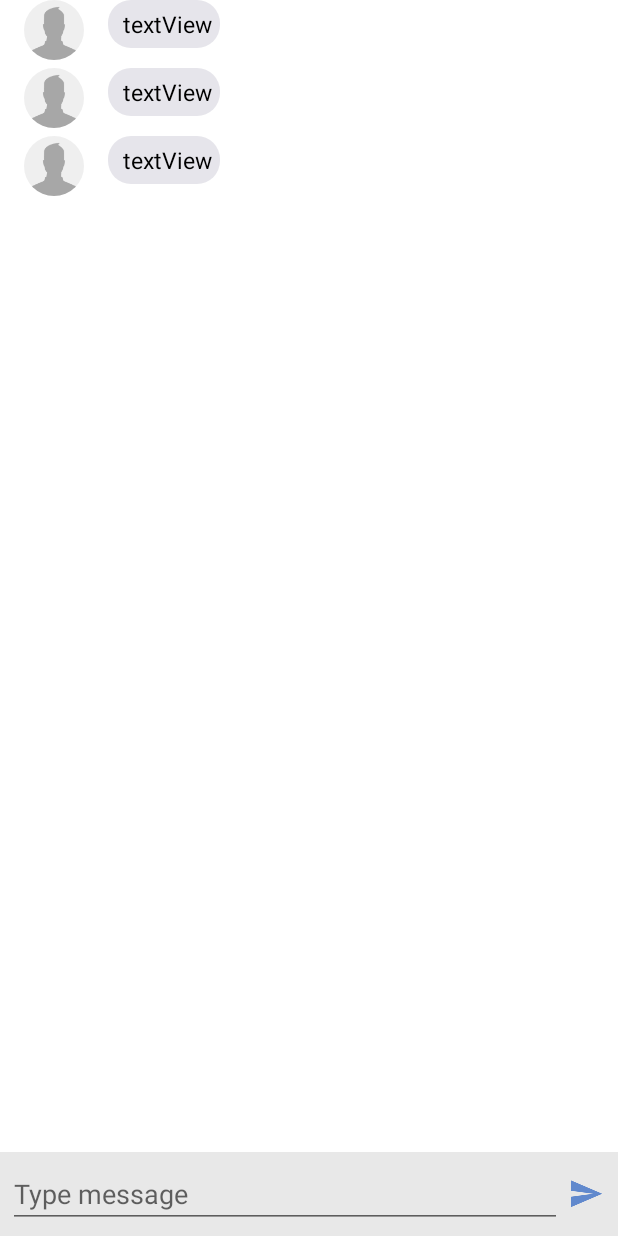
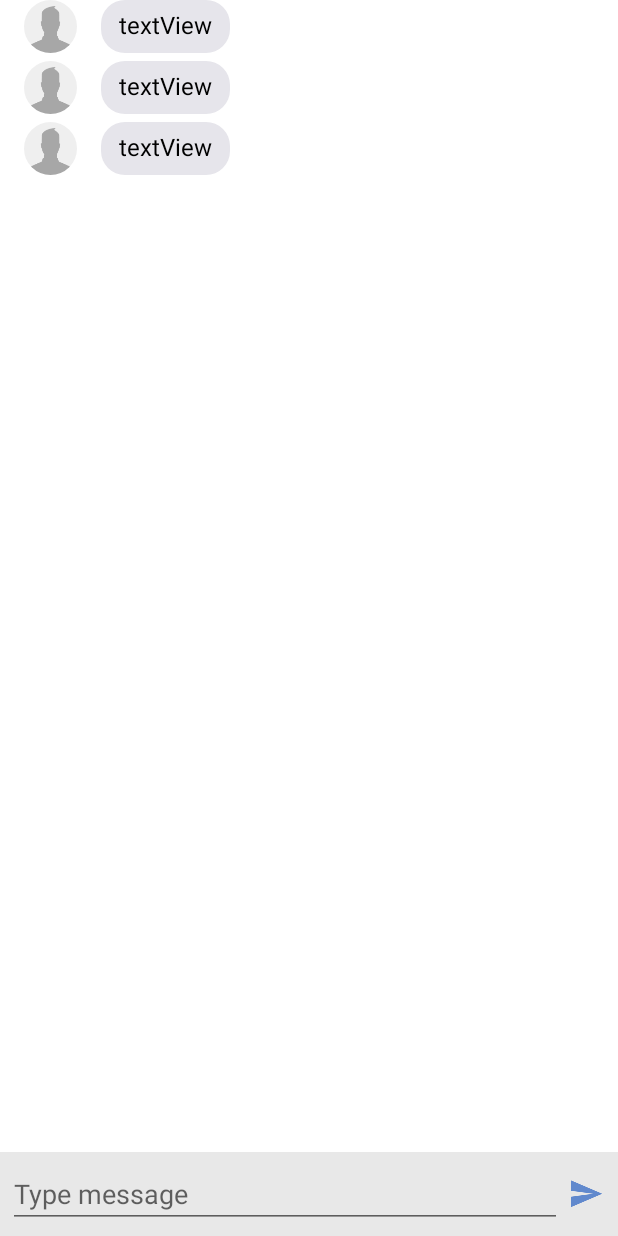
Before and after one commit to woekun/ChatApp, an Android app: the layout chat.xml on its own in the app's theme, with its tools: preview values and no code run, on a phone screen of 412 x 824 dp. Run offline under Robolectric (Android 15) with nearby library versions, the phone set to English and light mode, and no system bars.

Commit message:
chathead (not done yet)

```diff
--- a/app/src/main/res/drawable/cell_recv.xml
+++ b/app/src/main/res/drawable/cell_recv.xml
@@ -2,5 +2,5 @@
 <shape
     xmlns:android="http://schemas.android.com/apk/res/android">
     <solid android:color="#e6e5eb"/>
-    <corners android:radius="15dp"/>
+    <corners android:radius="16dp"/>
 </shape>
--- a/app/src/main/res/drawable/cell_sent.xml
+++ b/app/src/main/res/drawable/cell_sent.xml
@@ -2,5 +2,5 @@
 <shape
     xmlns:android="http://schemas.android.com/apk/res/android">
     <solid android:color="#0f87fe"/>
-    <corners android:radius="15dp"/>
+    <corners android:radius="16dp"/>
 </shape>
--- a/app/src/main/res/layout/item_chat_recv.xml
+++ b/app/src/main/res/layout/item_chat_recv.xml
@@ -6,30 +6,24 @@
 
     <de.hdodenhof.circleimageview.CircleImageView
         android:id="@+id/ivAvatar"
-        android:layout_width="40dp"
-        android:layout_height="40dp"
+        android:layout_width="35dp"
+        android:layout_height="35dp"
         android:scaleType="centerCrop"
         android:src="@drawable/image" />
 
-    <LinearLayout
+    <TextView
+        android:id="@+id/tvMessage"
         android:layout_width="wrap_content"
         android:layout_height="wrap_content"
+        android:text="textView"
+        android:background="@drawable/cell_recv"
+        android:gravity="center"
         android:layout_marginLeft="16dp"
-        android:background="@drawable/cell_recv"
-        android:gravity="center_vertical"
-        android:orientation="vertical"
-        android:paddingBottom="5dp"
-        android:paddingLeft="10dp"
-        android:paddingTop="5dp">
-
-        <TextView
-            android:id="@+id/tvMessage"
-            android:layout_width="wrap_content"
-            android:layout_height="wrap_content"
-            android:text="textView"
-            android:layout_marginRight="5dp"
-            android:textSize="15sp"
-            android:textColor="#000"/>
-    </LinearLayout>
-
+        android:paddingTop="4dp"
+        android:paddingBottom="6dp"
+        android:paddingLeft="12dp"
+        android:paddingRight="12dp"
+        android:textSize="16sp"
+        android:minHeight="35dp"
+        android:textColor="#000000"/>
 </LinearLayout>
```
Also changed, not shown: app/src/main/res/layout/item_chat_sent.xml (+11 -18 lines).
